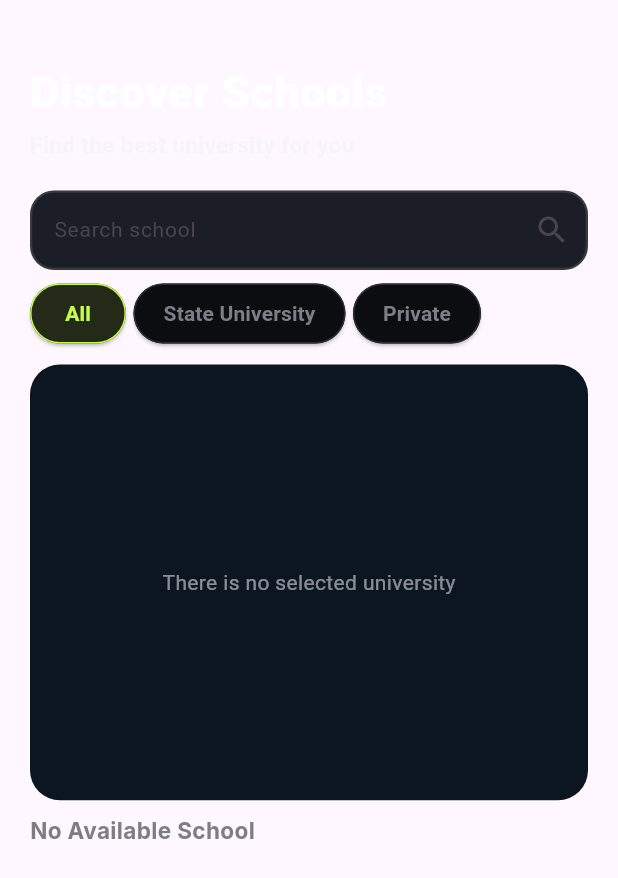
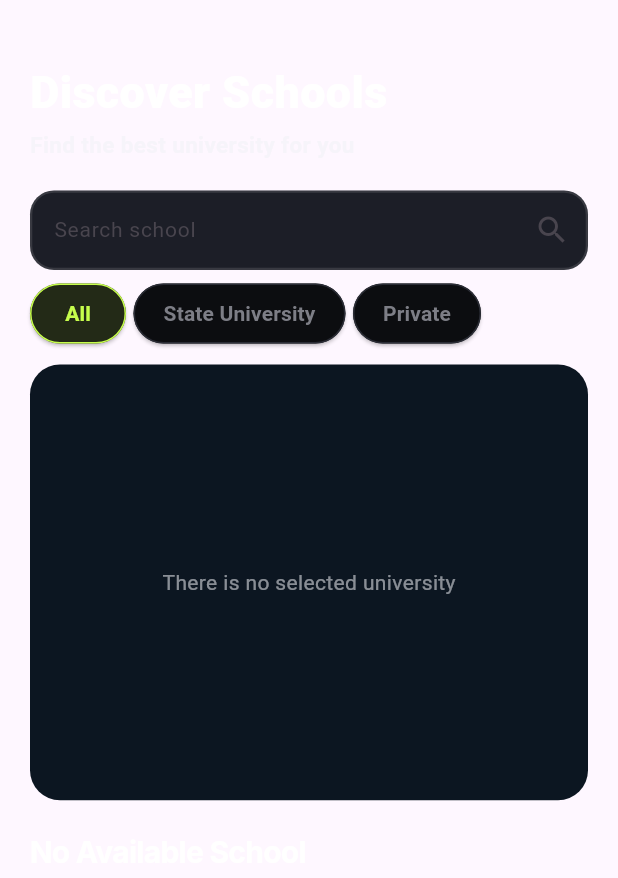
Before and after one commit to IKairuu/Project_Hakbang, a Flutter app: the Discovery widget shown alone on an empty page, opened directly, on a phone screen of 412 x 824 dp. Shown: the top 878 px of the screen. Run offline on Flutter 3.47's test engine with Material 3 defaults, Android fonts, the light colour scheme and no system bars; our stand-ins replace connectivity_plus, flutter_map, flutter_svg, geolocator, google_fonts, latlong2 and 2 more; missing offline and left inert: fading_edge_scrollview.

Commit message:
changed the top details design

```diff
--- a/lib/widgets/discovery.dart
+++ b/lib/widgets/discovery.dart
@@ -8,6 +8,7 @@ import 'package:hakbang/functions/filter.dart';
 import 'package:hakbang/notifiers.dart';
 import 'package:hakbang/builds/college_section.dart';
 import 'package:latlong2/latlong.dart';
+import 'package:google_fonts/google_fonts.dart';
 
 class Discovery extends StatefulWidget {
   const Discovery({super.key});
@@ -246,11 +247,16 @@ class _DiscoveryState extends State<Discovery> {
                         child: Column(
                           crossAxisAlignment: CrossAxisAlignment.start,
                           children: [
-                            Text(
-                              "${univ.isEmpty ? "No" : univ.length} Available ${univ.length <= 1 ? "School" : "Schools"}",
-                              style: FontStyles.availSchoolsLabel,
+                          SizedBox(height: 10,),
+                            Text( "${univ.isEmpty ? "No" : univ.length} Available ${univ.length <= 1 ? "School" : "Schools"}",
+                              style: GoogleFonts.inter(
+                                color: Colors.white,
+                                fontWeight: FontWeight.w700,
+                                fontSize: 20,
+                                letterSpacing: -0.5,
+                              )
                             ),
-                            SizedBox(height: 20),
+                            SizedBox(height: 5),
                             Expanded(
                               flex: 2,
                               child: ValueListenableBuilder(
```
